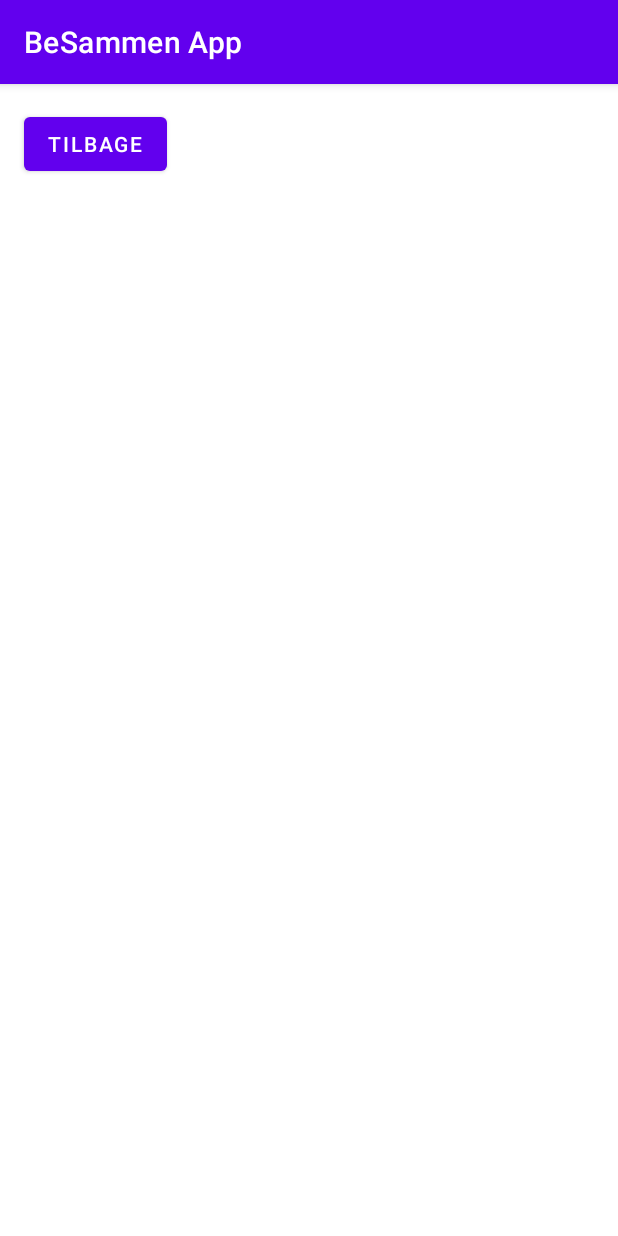
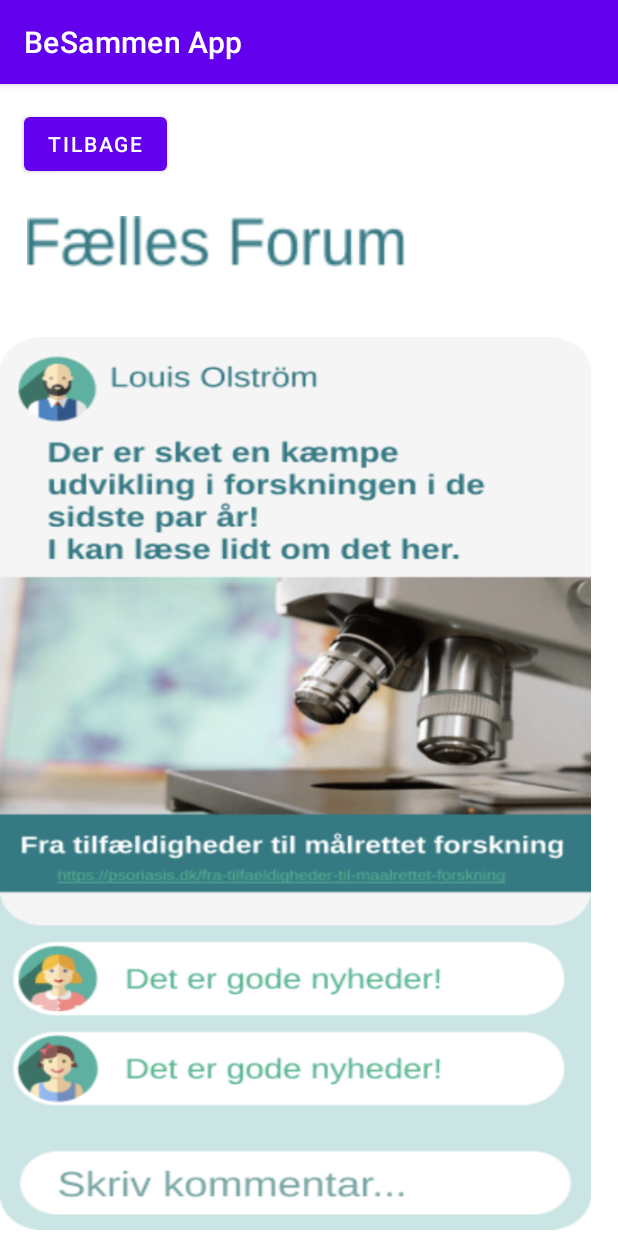
Before and after one commit to Hans867/BeSammen, an Android app: the PublicForumActivity screen opened directly, with no data from a screen before it, on a phone screen of 412 x 824 dp. Run offline under Robolectric (Android 15) with nearby library versions, the phone set to English and light mode, and no system bars.

Commit message:
Forum & Private chat

```diff
--- a/app/src/main/res/layout/activity_publicforum.xml
+++ b/app/src/main/res/layout/activity_publicforum.xml
@@ -16,4 +16,28 @@
         app:layout_constraintHorizontal_bias="0.05"
         app:layout_constraintStart_toStartOf="parent"
         app:layout_constraintTop_toTopOf="parent" />
+
+    <ImageView
+        android:id="@+id/imageView4"
+        android:layout_width="252dp"
+        android:layout_height="34dp"
+        android:layout_marginTop="24dp"
+        android:background="@drawable/forumtext"
+        app:layout_constraintEnd_toEndOf="parent"
+        app:layout_constraintHorizontal_bias="0.113"
+        app:layout_constraintStart_toStartOf="parent"
+        app:layout_constraintTop_toBottomOf="@+id/button3" />
+
+    <ImageView
+        android:id="@+id/imageView6"
+        android:layout_width="394dp"
+        android:layout_height="595dp"
+        android:layout_marginBottom="4dp"
+        android:background="@drawable/artikel"
+        app:layout_constraintBottom_toBottomOf="parent"
+        app:layout_constraintEnd_toEndOf="parent"
+        app:layout_constraintHorizontal_bias="0.0"
+        app:layout_constraintStart_toStartOf="parent"
+        app:layout_constraintTop_toBottomOf="@+id/imageView4"
+        app:layout_constraintVertical_bias="1.0" />
 </androidx.constraintlayout.widget.ConstraintLayout>
```
Also changed, not shown: app/src/main/res/layout/activity_privatechat.xml (+11 -0 lines), app/src/main/res/drawable/artikel.png (added), app/src/main/res/drawable/forumtext.png (added), app/src/main/res/drawable/privatechatactivity.png (added).
